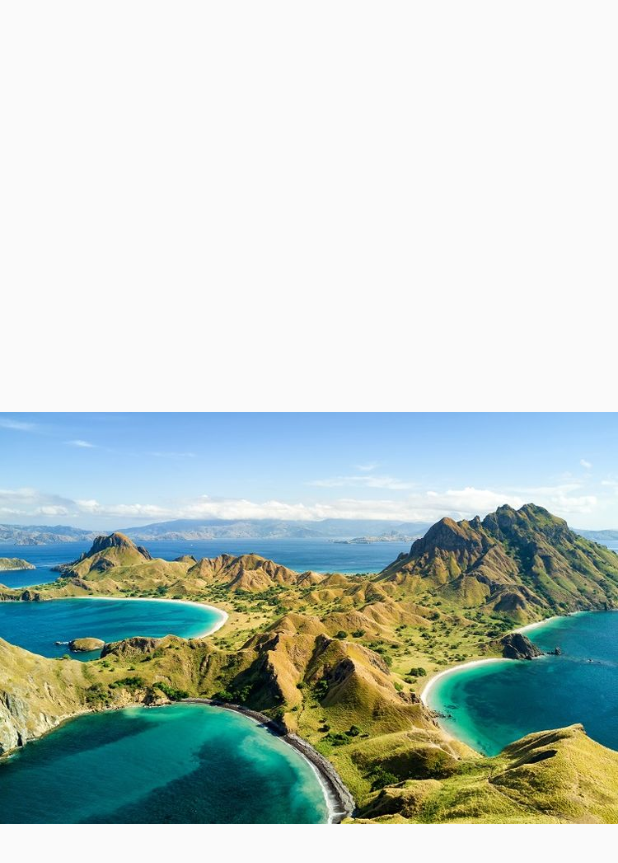
After one commit to Syahro/travely, a Flutter app: the screen it shows after launch, after a tap on an icon or button, on a phone screen of 412 x 824 dp. The commit adds this screen. Shown: the top 863 px of the screen. Run offline on Flutter 3.47's test engine with Material 2 defaults, Android fonts, the phone set to English and light mode, and no system bars; our stand-ins replace google_fonts.

Commit message:
Add new DetailPage and Navigate from HomePage

```diff
--- /dev/null
+++ b/lib/pages/detail_page.dart
@@ -0,0 +1,20 @@
+import 'package:flutter/material.dart';
+
+class DetailPage extends StatelessWidget {
+  @override
+  Widget build(BuildContext context) {
+    return Scaffold(
+      body: Stack(
+        children: [
+          Align(
+            child: Image.asset(
+              'assets/destination1.jpg',
+              width: double.infinity,
+              height: 320,
+            ),
+          )
+        ],
+      ),
+    );
+  }
+}
--- a/lib/pages/home_page.dart
+++ b/lib/pages/home_page.dart
@@ -1,4 +1,5 @@
 import 'package:flutter/material.dart';
+import 'package:travely/pages/detail_page.dart';
 import 'package:travely/theme.dart';
 import 'package:travely/widget/floating_button.dart';
 import 'package:travely/widget/recomended_card.dart';
@@ -106,7 +107,14 @@ class HomePage extends StatelessWidget {
                   SizedBox(
                     height: 20,
                   ),
-                  ClipRRect(
+                  InkWell(
+                    onTap: () {
+                      Navigator.push(context,
+                          MaterialPageRoute(builder: (context) {
+                        return DetailPage();
+                      }));
+                    },
+                    child: ClipRRect(
                       borderRadius: BorderRadius.circular(20),
                       child: Container(
                         height: 200,
@@ -124,7 +132,8 @@ class HomePage extends StatelessWidget {
                             mainAxisAlignment: MainAxisAlignment.spaceBetween,
                             children: [
                               Row(
-                              mainAxisAlignment: MainAxisAlignment.spaceBetween,
+                                mainAxisAlignment:
+                                    MainAxisAlignment.spaceBetween,
                                 children: [
                                   Container(
                                     height: 25,
@@ -212,6 +221,7 @@ class HomePage extends StatelessWidget {
                                 ],
                               )
                             ],
+                          ),
                         ),
                       ),
                     ),
```
Lines whose indentation alone changed are shown as unchanged.
